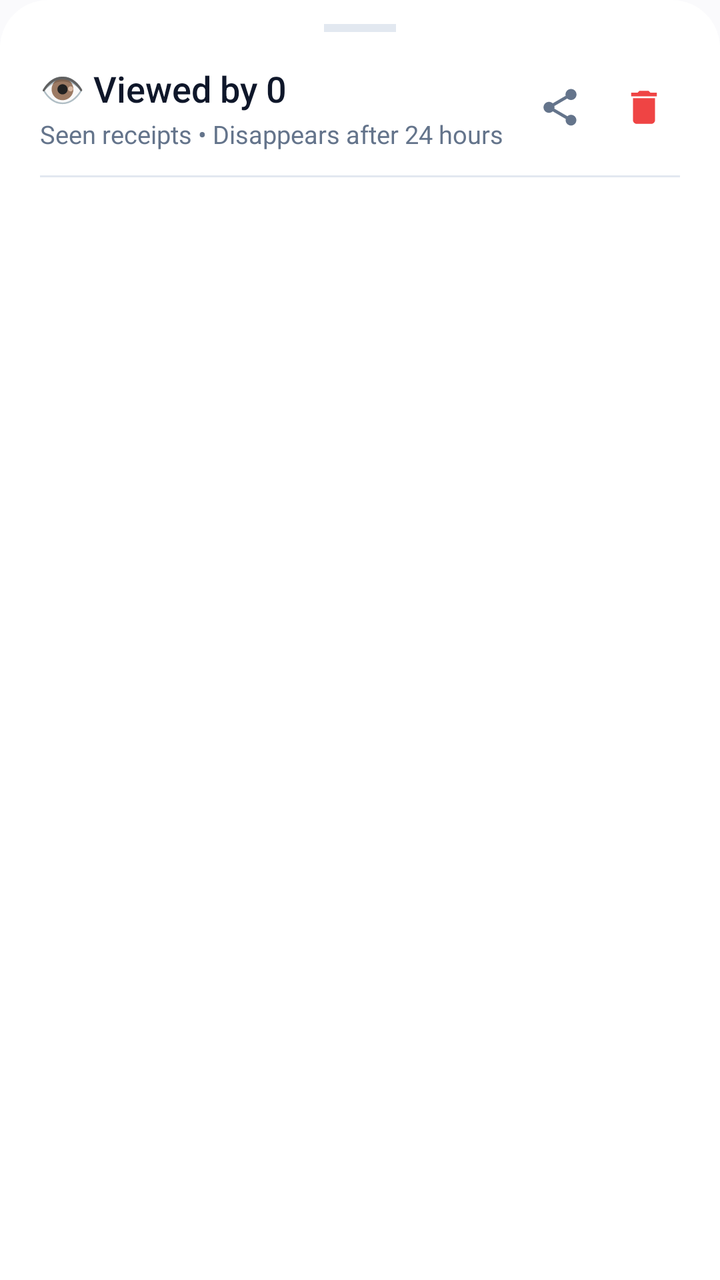
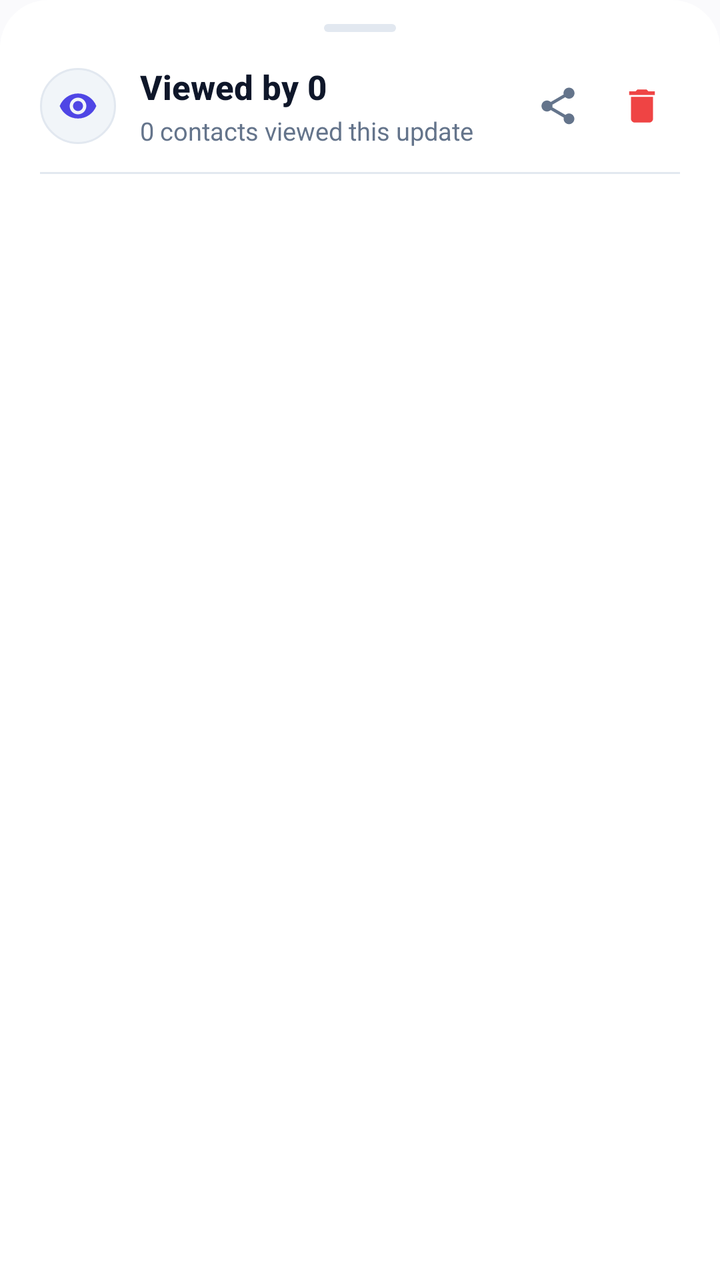

Two renders of the same Android screen: before a commit and after it. Below are the layout's source before the change and the commit's diff.
<!-- AndroidManifest.xml: application theme Theme.VEIL -->
<!-- res/layout/dialog_status_viewers_sheet.xml -->
<?xml version="1.0" encoding="utf-8"?>
<LinearLayout xmlns:android="http://schemas.android.com/apk/res/android"
    xmlns:app="http://schemas.android.com/apk/res-auto"
    android:layout_width="match_parent"
    android:layout_height="wrap_content"
    android:orientation="vertical"
    android:background="@drawable/bottom_sheet_background"
    android:paddingStart="20dp"
    android:paddingEnd="20dp"
    android:paddingTop="12dp"
    android:paddingBottom="24dp">

    
    <View
        android:layout_width="36dp"
        android:layout_height="4dp"
        android:background="@color/colorOutline"
        android:layout_gravity="center_horizontal"
        android:layout_marginBottom="16dp" />

    
    <LinearLayout
        android:layout_width="match_parent"
        android:layout_height="wrap_content"
        android:orientation="horizontal"
        android:gravity="center_vertical"
        android:layout_marginBottom="12dp">

        <LinearLayout
            android:layout_width="0dp"
            android:layout_height="wrap_content"
            android:layout_weight="1"
            android:orientation="vertical">

            <TextView
                android:id="@+id/tvStatusViewersTitle"
                android:layout_width="wrap_content"
                android:layout_height="wrap_content"
                android:text="👁 Viewed by 0"
                android:textColor="@color/textPrimary"
                android:textSize="18sp"
                android:fontFamily="sans-serif-medium" />

            <TextView
                android:id="@+id/tvStatusViewersSubtitle"
                android:layout_width="wrap_content"
                android:layout_height="wrap_content"
                android:layout_marginTop="2dp"
                android:text="Seen receipts • Disappears after 24 hours"
                android:textColor="@color/textSecondary"
                android:textSize="12.5sp" />
        </LinearLayout>

        <ImageView
            android:id="@+id/btnShareStatusSheet"
            android:layout_width="36dp"
            android:layout_height="36dp"
            android:background="?attr/selectableItemBackgroundBorderless"
            android:clickable="true"
            android:focusable="true"
            android:padding="7dp"
            android:src="@drawable/ic_share"
            android:tint="@color/textSecondary"
            android:contentDescription="Forward Status"
            android:layout_marginEnd="6dp" />

        <ImageView
            android:id="@+id/btnDeleteStatusSheet"
            android:layout_width="36dp"
            android:layout_height="36dp"
            android:background="?attr/selectableItemBackgroundBorderless"
            android:clickable="true"
            android:focusable="true"
            android:padding="7dp"
            android:src="@drawable/ic_delete"
            android:tint="#EF4444"
            android:contentDescription="Delete Status" />
    </LinearLayout>

    <View
        android:layout_width="match_parent"
        android:layout_height="1dp"
        android:background="@color/dividerColor"
        android:layout_marginBottom="12dp" />

    
    <androidx.core.widget.NestedScrollView
        android:layout_width="match_parent"
        android:layout_height="wrap_content"
        android:maxHeight="320dp">

        <LinearLayout
            android:layout_width="match_parent"
            android:layout_height="wrap_content"
            android:orientation="vertical">

            
            <LinearLayout
                android:id="@+id/statusViewersEmptyState"
                android:layout_width="match_parent"
                android:layout_height="wrap_content"
                android:orientation="vertical"
                android:gravity="center"
                android:paddingTop="28dp"
                android:paddingBottom="28dp"
                android:visibility="gone">

                <TextView
                    android:layout_width="wrap_content"
                    android:layout_height="wrap_content"
                    android:text="👀"
                    android:textSize="36sp"
                    android:layout_marginBottom="8dp" />

                <TextView
                    android:layout_width="wrap_content"
                    android:layout_height="wrap_content"
                    android:text="No views yet"
                    android:textColor="@color/textPrimary"
                    android:textSize="15sp"
                    android:textStyle="bold"
                    android:layout_marginBottom="4dp" />

                <TextView
                    android:layout_width="wrap_content"
                    android:layout_height="wrap_content"
                    android:text="When contacts or P2P peers view your status,\ntheir names and view times will appear here."
                    android:textColor="@color/textSecondary"
                    android:textSize="12.5sp"
                    android:gravity="center" />
            </LinearLayout>

            
            <LinearLayout
                android:id="@+id/statusViewersContainer"
                android:layout_width="match_parent"
                android:layout_height="wrap_content"
                android:orientation="vertical" />
        </LinearLayout>
    </androidx.core.widget.NestedScrollView>

</LinearLayout>
<!-- resources referenced by this layout -->
<resources>
  <color name="dividerColor">#E2E8F0</color>
  <color name="textPrimary">#0F172A</color>
  <color name="textSecondary">#64748B</color>
  <!-- drawable bottom_sheet_background (drawable) -->
  <?xml version="1.0" encoding="utf-8"?>
  <shape xmlns:android="http://schemas.android.com/apk/res/android">
      <solid android:color="@color/colorSurface" />
      <corners
          android:topLeftRadius="24dp"
          android:topRightRadius="24dp" />
  </shape>
  <style name="Base.Theme.VEIL" parent="Theme.Material3.DayNight.NoActionBar">
          <item name="android:statusBarColor">@android:color/transparent</item>
          <item name="android:navigationBarColor">@android:color/transparent</item>
          <item name="android:windowLightStatusBar" tools:targetApi="m">true</item>
          <item name="colorPrimary">@color/colorPrimary</item>
          <item name="colorOnPrimary">@color/colorOnPrimary</item>
          <item name="colorPrimaryContainer">@color/colorPrimaryContainer</item>
          <item name="colorOnPrimaryContainer">@color/colorOnPrimaryContainer</item>
          <item name="colorSurface">@color/colorSurface</item>
          <item name="colorSurfaceVariant">@color/colorSurfaceVariant</item>
          <item name="colorOutline">@color/colorOutline</item>
          <item name="android:colorBackground">@color/colorBackground</item>
          <item name="bottomSheetDialogTheme">@style/ModernBottomSheetDialogTheme</item>
      </style>
  <!-- unchanged entries left out for length: 13 -->
</resources>

<!-- the commit's change to res/layout/dialog_status_viewers_sheet.xml (unified diff, before → after) -->
@@ -4,7 +4,7 @@
     android:layout_width="match_parent"
     android:layout_height="wrap_content"
     android:orientation="vertical"
-    android:background="@drawable/bottom_sheet_background"
+    android:background="@drawable/bg_bottom_sheet_modern"
     android:paddingStart="20dp"
     android:paddingEnd="20dp"
     android:paddingTop="12dp"
@@ -14,7 +14,7 @@
     <View
         android:layout_width="36dp"
         android:layout_height="4dp"
-        android:background="@color/colorOutline"
+        android:background="@drawable/bg_persona_drag_handle"
         android:layout_gravity="center_horizontal"
         android:layout_marginBottom="16dp" />
 
@@ -26,6 +26,20 @@
         android:gravity="center_vertical"
         android:layout_marginBottom="12dp">
 
+        <FrameLayout
+            android:layout_width="38dp"
+            android:layout_height="38dp"
+            android:layout_marginEnd="12dp"
+            android:background="@drawable/bg_status_quick_btn">
+
+            <ImageView
+                android:layout_width="20dp"
+                android:layout_height="20dp"
+                android:layout_gravity="center"
+                android:src="@drawable/ic_visibility"
+                app:tint="@color/veil_accent" />
+        </FrameLayout>
+
         <LinearLayout
             android:layout_width="0dp"
             android:layout_height="wrap_content"
@@ -36,51 +50,52 @@
                 android:id="@+id/tvStatusViewersTitle"
                 android:layout_width="wrap_content"
                 android:layout_height="wrap_content"
-                android:text="👁 Viewed by 0"
-                android:textColor="@color/textPrimary"
-                android:textSize="18sp"
-                android:fontFamily="sans-serif-medium" />
+                android:text="Viewed by 0"
+                android:textColor="@color/colorTextPrimary"
+                android:textSize="17sp"
+                android:fontFamily="sans-serif-medium"
+                android:textStyle="bold" />
 
             <TextView
                 android:id="@+id/tvStatusViewersSubtitle"
                 android:layout_width="wrap_content"
                 android:layout_height="wrap_content"
                 android:layout_marginTop="2dp"
-                android:text="Seen receipts • Disappears after 24 hours"
-                android:textColor="@color/textSecondary"
+                android:text="0 contacts viewed this update"
+                android:textColor="@color/colorTextSecondary"
                 android:textSize="12.5sp" />
         </LinearLayout>
 
         <ImageView
             android:id="@+id/btnShareStatusSheet"
-            android:layout_width="36dp"
-            android:layout_height="36dp"
+            android:layout_width="38dp"
+            android:layout_height="38dp"
             android:background="?attr/selectableItemBackgroundBorderless"
             android:clickable="true"
             android:focusable="true"
-            android:padding="7dp"
+            android:padding="8dp"
             android:src="@drawable/ic_share"
-            android:tint="@color/textSecondary"
-            android:contentDescription="Forward Status"
-            android:layout_marginEnd="6dp" />
+            app:tint="@color/colorTextSecondary"
+            android:contentDescription="Share Status"
+            android:layout_marginEnd="4dp" />
 
         <ImageView
             android:id="@+id/btnDeleteStatusSheet"
-            android:layout_width="36dp"
-            android:layout_height="36dp"
+            android:layout_width="38dp"
+            android:layout_height="38dp"
             android:background="?attr/selectableItemBackgroundBorderless"
             android:clickable="true"
             android:focusable="true"
-            android:padding="7dp"
+            android:padding="8dp"
             android:src="@drawable/ic_delete"
-            android:tint="#EF4444"
+            app:tint="#EF4444"
             android:contentDescription="Delete Status" />
     </LinearLayout>
 
     <View
         android:layout_width="match_parent"
         android:layout_height="1dp"
-        android:background="@color/dividerColor"
+        android:background="@color/colorOutline"
         android:layout_marginBottom="12dp" />
 
     
@@ -105,28 +120,30 @@
                 android:paddingBottom="28dp"
                 android:visibility="gone">
 
-                <TextView
-                    android:layout_width="wrap_content"
-                    android:layout_height="wrap_content"
-                    android:text="👀"
-                    android:textSize="36sp"
-                    android:layout_marginBottom="8dp" />
+                <ImageView
+                    android:layout_width="40dp"
+                    android:layout_height="40dp"
+                    android:src="@drawable/ic_visibility"
+                    app:tint="@color/colorTextSecondary"
+                    android:alpha="0.6"
+                    android:layout_marginBottom="10dp" />
 
                 <TextView
                     android:layout_width="wrap_content"
                     android:layout_height="wrap_content"
                     android:text="No views yet"
-                    android:textColor="@color/textPrimary"
-                    android:textSize="15sp"
+                    android:textColor="@color/colorTextPrimary"
+                    android:textSize="15.5sp"
+                    android:fontFamily="sans-serif-medium"
                     android:textStyle="bold"
                     android:layout_marginBottom="4dp" />
 
                 <TextView
                     android:layout_width="wrap_content"
                     android:layout_height="wrap_content"
-                    android:text="When contacts or P2P peers view your status,\ntheir names and view times will appear here."
-                    android:textColor="@color/textSecondary"
-                    android:textSize="12.5sp"
+                    android:text="When contacts view your status,\ntheir names and view times will appear here."
+                    android:textColor="@color/colorTextSecondary"
+                    android:textSize="13sp"
                     android:gravity="center" />
             </LinearLayout>
 
<!-- resource entries referenced after the edit -->
@@ -1,9 +1,9 @@
 <!-- resources referenced by this layout -->
 <resources>
-  <color name="dividerColor">#E2E8F0</color>
-  <color name="textPrimary">#0F172A</color>
-  <color name="textSecondary">#64748B</color>
-  <!-- drawable bottom_sheet_background (drawable) -->
+  <color name="colorTextPrimary">#0F172A</color>
+  <color name="colorTextSecondary">#64748B</color>
+  <color name="veil_accent">#4F46E5</color>
+  <!-- drawable bg_bottom_sheet_modern (drawable) -->
   <?xml version="1.0" encoding="utf-8"?>
   <shape xmlns:android="http://schemas.android.com/apk/res/android">
       <solid android:color="@color/colorSurface" />
@@ -11,6 +11,33 @@
           android:topLeftRadius="24dp"
           android:topRightRadius="24dp" />
   </shape>
+  <!-- drawable bg_persona_drag_handle (drawable) -->
+  <?xml version="1.0" encoding="utf-8"?>
+  <shape xmlns:android="http://schemas.android.com/apk/res/android"
+      android:shape="rectangle">
+      <solid android:color="@color/colorOutline" />
+      <corners android:radius="2dp" />
+  </shape>
+  <!-- drawable bg_status_quick_btn (drawable) -->
+  <?xml version="1.0" encoding="utf-8"?>
+  <shape xmlns:android="http://schemas.android.com/apk/res/android"
+      android:shape="rectangle">
+      <corners android:radius="26dp" />
+      <solid android:color="@color/colorSurfaceVariant" />
+      <stroke
+          android:width="1dp"
+          android:color="@color/colorOutline" />
+  </shape>
+  <!-- drawable ic_visibility (drawable) -->
+  <vector xmlns:android="http://schemas.android.com/apk/res/android"
+      android:width="24dp"
+      android:height="24dp"
+      android:viewportWidth="24"
+      android:viewportHeight="24">
+      <path
+          android:fillColor="@color/veil_accent"
+          android:pathData="M12,4.5C7,4.5 2.73,7.61 1,12c1.73,4.39 6,7.5 11,7.5s9.27,-3.11 11,-7.5c-1.73,-4.39 -6,-7.5 -11,-7.5zM12,17c-2.76,0 -5,-2.24 -5,-5s2.24,-5 5,-5 5,2.24 5,5 -2.24,5 -5,5zm0,-8c-1.66,0 -3,1.34 -3,3s1.34,3 3,3 3,-1.34 3,-3 -1.34,-3 -3,-3z" />
+  </vector>
   <style name="Base.Theme.VEIL" parent="Theme.Material3.DayNight.NoActionBar">
           <item name="android:statusBarColor">@android:color/transparent</item>
           <item name="android:navigationBarColor">@android:color/transparent</item>
@@ -19,12 +46,46 @@
           <item name="colorOnPrimary">@color/colorOnPrimary</item>
           <item name="colorPrimaryContainer">@color/colorPrimaryContainer</item>
           <item name="colorOnPrimaryContainer">@color/colorOnPrimaryContainer</item>
+          <item name="colorSecondary">@color/colorSecondary</item>
+          <item name="colorOnSecondary">@color/colorOnSecondary</item>
+          <item name="colorSecondaryContainer">@color/colorSecondaryContainer</item>
+          <item name="colorOnSecondaryContainer">@color/colorOnSecondaryContainer</item>
+          <item name="colorTertiary">@color/colorTertiary</item>
+          <item name="colorOnTertiary">@color/colorOnTertiary</item>
+          <item name="colorTertiaryContainer">@color/colorTertiaryContainer</item>
+          <item name="colorOnTertiaryContainer">@color/colorOnTertiaryContainer</item>
           <item name="colorSurface">@color/colorSurface</item>
+          <item name="colorOnSurface">@color/colorOnSurface</item>
           <item name="colorSurfaceVariant">@color/colorSurfaceVariant</item>
+          <item name="colorOnSurfaceVariant">@color/colorOnSurfaceVariant</item>
+          <item name="colorSurfaceDim">@color/colorSurfaceDim</item>
+          <item name="colorSurfaceBright">@color/colorSurfaceBright</item>
+          <item name="colorSurfaceContainerLowest">@color/colorSurfaceContainerLowest</item>
+          <item name="colorSurfaceContainerLow">@color/colorSurfaceContainerLow</item>
+          <item name="colorSurfaceContainer">@color/colorSurfaceContainer</item>
+          <item name="colorSurfaceContainerHigh">@color/colorSurfaceContainerHigh</item>
+          <item name="colorSurfaceContainerHighest">@color/colorSurfaceContainerHighest</item>
           <item name="colorOutline">@color/colorOutline</item>
           <item name="android:colorBackground">@color/colorBackground</item>
           <item name="bottomSheetDialogTheme">@style/ModernBottomSheetDialogTheme</item>
       </style>
+  <color name="colorSecondary">#0D9488</color>
+  <color name="colorOnSecondary">#FFFFFF</color>
+  <color name="colorSecondaryContainer">#EEF2FF</color>
+  <color name="colorOnSecondaryContainer">#3730A3</color>
+  <color name="colorTertiary">#06B6D4</color>
+  <color name="colorOnTertiary">#FFFFFF</color>
+  <color name="colorTertiaryContainer">#ECFEFF</color>
+  <color name="colorOnTertiaryContainer">#155E75</color>
+  <color name="colorOnSurface">#0F172A</color>
+  <color name="colorOnSurfaceVariant">#475569</color>
+  <color name="colorSurfaceDim">#E2E8F0</color>
+  <color name="colorSurfaceBright">#FFFFFF</color>
+  <color name="colorSurfaceContainerLowest">#FFFFFF</color>
+  <color name="colorSurfaceContainerLow">#F8FAFC</color>
+  <color name="colorSurfaceContainer">#F1F5F9</color>
+  <color name="colorSurfaceContainerHigh">#E2E8F0</color>
+  <color name="colorSurfaceContainerHighest">#CBD5E1</color>
   <!-- unchanged entries left out for length: 13 -->
 </resources>
 
